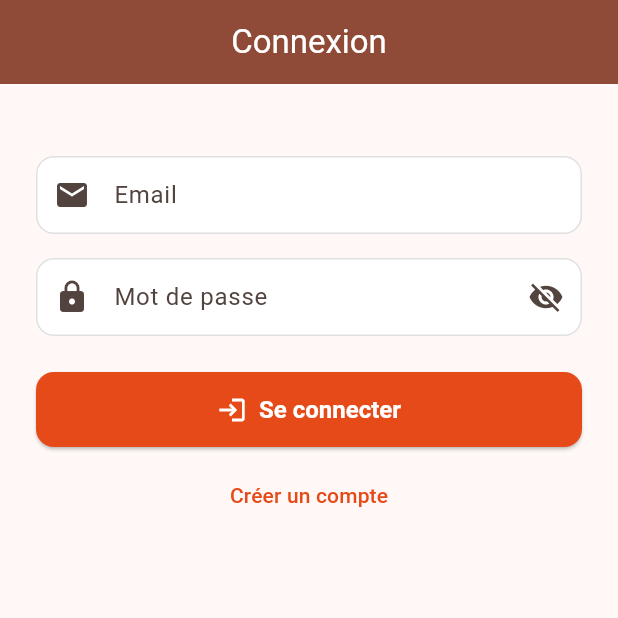
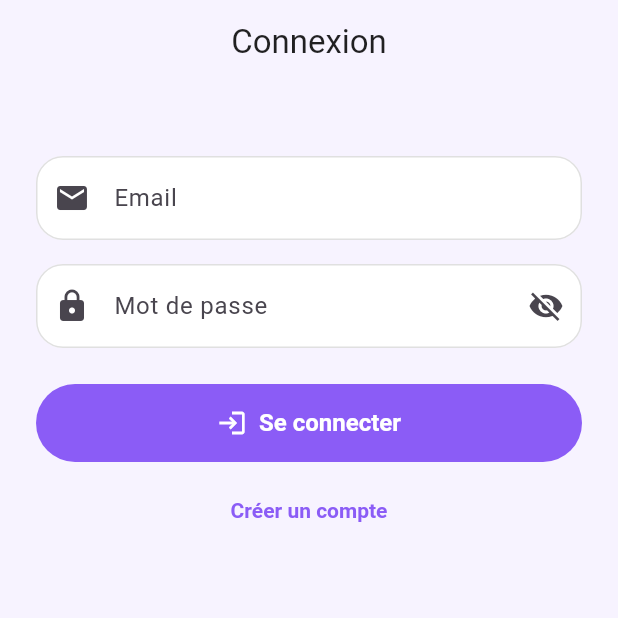
Before and after one commit to arij34/MobileProjet_5SAE3_2026_2027, a Flutter app: the screen it shows after launch, on a phone screen of 412 x 824 dp, the top half of it. Run offline on Flutter 3.47's test engine with Material 3 defaults, Android fonts, the phone set to English and light mode, and no system bars; our stand-ins replace sqflite; accounts and stored records are empty.

Commit message:
style: purple theme inspired by mockups

```diff
--- a/lib/core/theme/app_theme.dart
+++ b/lib/core/theme/app_theme.dart
@@ -1,71 +1,75 @@
 import 'package:flutter/material.dart';
 
-/// Thème unique de MyGym, partagé par tous les modules.
+/// Thème unique de MyGym (style violet/lavande), partagé par tous les modules.
 class AppTheme {
-  static const Color primary = Color(0xFFE64A19);
-  static const Color background = Color(0xFFFFF8F6);
+  static const Color primary = Color(0xFF8B5CF6);
+  static const Color primaryDark = Color(0xFF5B21B6);
+  static const Color background = Color(0xFFF7F3FF);
+  static const Color accent = Color(0xFFFB923C);
 
   static ThemeData get light {
     final colorScheme = ColorScheme.fromSeed(
       seedColor: primary,
+      primary: primary,
       surface: background,
     );
+
+    OutlineInputBorder border(Color color, [double width = 1]) {
+      return OutlineInputBorder(
+        borderRadius: BorderRadius.circular(18),
+        borderSide: BorderSide(color: color, width: width),
+      );
+    }
 
     return ThemeData(
       useMaterial3: true,
       colorScheme: colorScheme,
       scaffoldBackgroundColor: background,
-      appBarTheme: AppBarTheme(
-        backgroundColor: colorScheme.primary,
-        foregroundColor: colorScheme.onPrimary,
+      appBarTheme: const AppBarTheme(
+        backgroundColor: Colors.transparent,
+        foregroundColor: Colors.black87,
         centerTitle: true,
         elevation: 0,
+        scrolledUnderElevation: 0,
       ),
       inputDecorationTheme: InputDecorationTheme(
         filled: true,
         fillColor: Colors.white,
         contentPadding:
-            const EdgeInsets.symmetric(horizontal: 16, vertical: 14),
-        border: OutlineInputBorder(
-          borderRadius: BorderRadius.circular(12),
-        ),
-        enabledBorder: OutlineInputBorder(
-          borderRadius: BorderRadius.circular(12),
-          borderSide: BorderSide(color: Colors.grey.shade300),
-        ),
-        focusedBorder: OutlineInputBorder(
-          borderRadius: BorderRadius.circular(12),
-          borderSide: const BorderSide(color: primary, width: 2),
-        ),
-        errorBorder: OutlineInputBorder(
-          borderRadius: BorderRadius.circular(12),
-          borderSide: const BorderSide(color: Colors.red),
-        ),
-        focusedErrorBorder: OutlineInputBorder(
-          borderRadius: BorderRadius.circular(12),
-          borderSide: const BorderSide(color: Colors.red, width: 2),
-        ),
+            const EdgeInsets.symmetric(horizontal: 18, vertical: 16),
+        border: border(Colors.grey.shade300),
+        enabledBorder: border(Colors.grey.shade300),
+        focusedBorder: border(primary, 2),
+        errorBorder: border(Colors.red),
+        focusedErrorBorder: border(Colors.red, 2),
       ),
       elevatedButtonTheme: ElevatedButtonThemeData(
         style: ElevatedButton.styleFrom(
           backgroundColor: primary,
           foregroundColor: Colors.white,
-          minimumSize: const Size.fromHeight(50),
-          shape: RoundedRectangleBorder(
-            borderRadius: BorderRadius.circular(12),
-          ),
+          minimumSize: const Size.fromHeight(52),
+          elevation: 0,
+          shape: const StadiumBorder(),
           textStyle: const TextStyle(fontSize: 16, fontWeight: FontWeight.w600),
         ),
       ),
       textButtonTheme: TextButtonThemeData(
-        style: TextButton.styleFrom(foregroundColor: primary),
+        style: TextButton.styleFrom(
+          foregroundColor: primary,
+          textStyle: const TextStyle(fontWeight: FontWeight.w600),
+        ),
       ),
       cardTheme: CardThemeData(
         color: Colors.white,
-        elevation: 2,
+        elevation: 0,
+        margin: EdgeInsets.zero,
         shape: RoundedRectangleBorder(
-          borderRadius: BorderRadius.circular(16),
+          borderRadius: BorderRadius.circular(24),
         ),
+      ),
+      navigationBarTheme: NavigationBarThemeData(
+        backgroundColor: Colors.white,
+        indicatorColor: primary.withOpacity(0.15),
       ),
     );
   }
```
